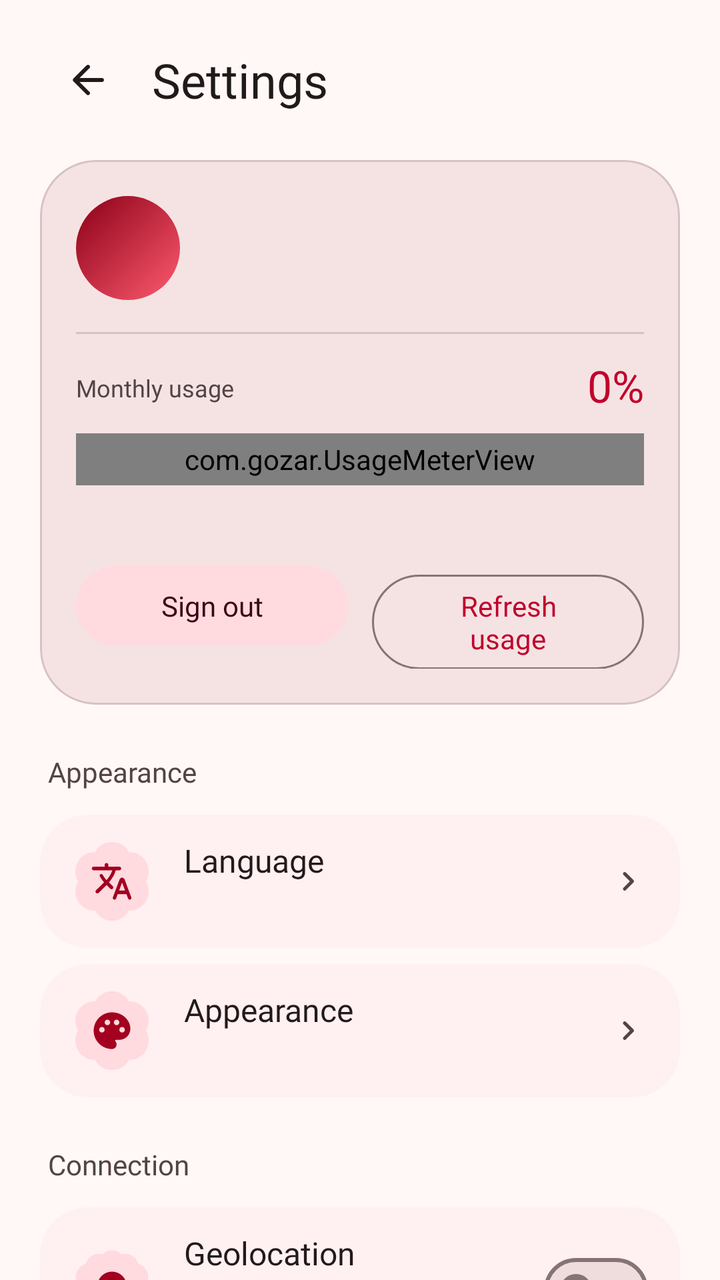
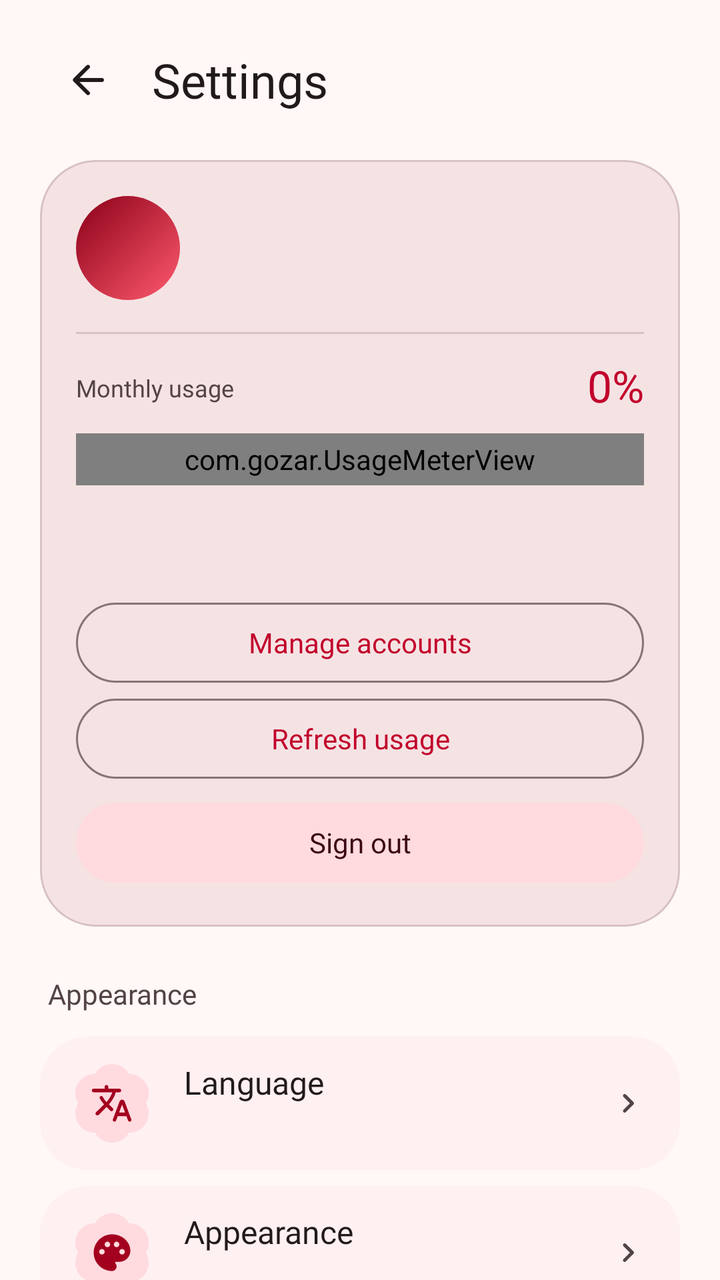

Screens rendered from an Android XML layout before and after an edit, with the pre-edit source and the edit as a unified diff.
<!-- AndroidManifest.xml: application theme AppTheme -->
<!-- res/layout/activity_settings.xml -->
<?xml version="1.0" encoding="utf-8"?>
<androidx.core.widget.NestedScrollView xmlns:android="http://schemas.android.com/apk/res/android"
    xmlns:app="http://schemas.android.com/apk/res-auto"
    android:layout_width="match_parent"
    android:layout_height="match_parent"
    android:clipToPadding="false"
    android:scrollbars="none">

    <LinearLayout
        android:layout_width="match_parent"
        android:layout_height="wrap_content"
        android:orientation="vertical"
        android:paddingStart="@dimen/screen_gutter"
        android:paddingTop="@dimen/sp_s"
        android:paddingEnd="@dimen/screen_gutter"
        android:paddingBottom="@dimen/sp_xxl">

        <LinearLayout
            android:layout_width="match_parent"
            android:layout_height="wrap_content"
            android:gravity="center_vertical"
            android:minHeight="64dp"
            android:orientation="horizontal">

            <ImageView
                android:id="@+id/btnBack"
                android:layout_width="48dp"
                android:layout_height="48dp"
                android:background="?attr/selectableItemBackgroundBorderless"
                android:clickable="true"
                android:contentDescription="@string/back"
                android:focusable="true"
                android:padding="12dp"
                android:src="@drawable/ic_arrow_left"
                app:tint="?attr/colorOnSurface" />

            <TextView
                android:layout_width="0dp"
                android:layout_height="wrap_content"
                android:layout_marginStart="@dimen/sp_s"
                android:layout_weight="1"
                android:text="@string/settings"
                android:textAppearance="@style/TextAppearance.Gozar.HeadlineSmall"
                android:textColor="?attr/colorOnSurface" />
        </LinearLayout>

        <com.google.android.material.card.MaterialCardView
            android:layout_width="match_parent"
            android:layout_height="wrap_content"
            android:layout_marginTop="@dimen/sp_s"
            app:cardBackgroundColor="?attr/colorSurfaceContainerHigh"
            app:cardCornerRadius="@dimen/card_radius"
            app:cardElevation="0dp">

            <LinearLayout
                android:layout_width="match_parent"
                android:layout_height="wrap_content"
                android:orientation="vertical"
                android:padding="18dp">

                <LinearLayout
                    android:layout_width="match_parent"
                    android:layout_height="wrap_content"
                    android:gravity="center_vertical"
                    android:orientation="horizontal">

                    <TextView
                        android:id="@+id/tvAccountInitial"
                        android:layout_width="52dp"
                        android:layout_height="52dp"
                        android:background="@drawable/bg_avatar_red"
                        android:gravity="center"
                        android:textColor="#FFFFFF"
                        android:textSize="20sp"
                        android:textStyle="bold" />

                    <LinearLayout style="@style/Gozar.Row.Text">

                        <TextView
                            android:id="@+id/tvAccountEmail"
                            style="@style/Gozar.Row.Title"
                            android:ellipsize="end"
                            android:maxLines="1" />

                        <TextView
                            android:id="@+id/tvAccountPlan"
                            style="@style/Gozar.Row.Subtitle" />
                    </LinearLayout>


                </LinearLayout>

                <View
                    android:layout_width="match_parent"
                    android:layout_height="1dp"
                    android:layout_marginTop="16dp"
                    android:background="?attr/colorOutlineVariant" />

                <LinearLayout
                    android:layout_width="match_parent"
                    android:layout_height="wrap_content"
                    android:layout_marginTop="14dp"
                    android:baselineAligned="true"
                    android:gravity="center_vertical"
                    android:orientation="horizontal">

                    <TextView
                        android:layout_width="0dp"
                        android:layout_height="wrap_content"
                        android:layout_weight="1"
                        android:text="@string/usage_month"
                        android:textAppearance="@style/TextAppearance.Gozar.LabelMedium"
                        android:textColor="?attr/colorOnSurfaceVariant" />

                    <TextView
                        android:id="@+id/tvUsagePercent"
                        android:layout_width="wrap_content"
                        android:layout_height="wrap_content"
                        android:includeFontPadding="false"
                        android:text="0%"
                        android:textAppearance="@style/TextAppearance.Gozar.TitleLarge"
                        android:textColor="?attr/colorPrimary"
                        android:textDirection="ltr" />
                </LinearLayout>

                <com.gozar.UsageMeterView
                    android:id="@+id/usageMeter"
                    android:layout_width="match_parent"
                    android:layout_height="26dp"
                    android:layout_marginTop="10dp" />

                <LinearLayout
                    android:layout_width="match_parent"
                    android:layout_height="wrap_content"
                    android:layout_marginTop="4dp"
                    android:orientation="horizontal">

                    <TextView
                        android:id="@+id/tvUsageUsed"
                        android:layout_width="0dp"
                        android:layout_height="wrap_content"
                        android:layout_weight="1"
                        android:textAppearance="@style/TextAppearance.Gozar.BodySmall"
                        android:textColor="?attr/colorOnSurfaceVariant" />

                    <TextView
                        android:id="@+id/tvUsageLeft"
                        android:layout_width="wrap_content"
                        android:layout_height="wrap_content"
                        android:textAppearance="@style/TextAppearance.Gozar.BodySmall"
                        android:textColor="?attr/colorPrimary" />
                </LinearLayout>

                <LinearLayout
                    android:layout_width="match_parent"
                    android:layout_height="wrap_content"
                    android:layout_marginTop="16dp"
                    android:orientation="horizontal">

                    <com.google.android.material.button.MaterialButton
                        android:id="@+id/btnSignOut"
                        style="@style/Widget.Material3.Button.TonalButton"
                        android:layout_width="0dp"
                        android:layout_height="wrap_content"
                        android:layout_weight="1"
                        android:text="@string/fox_sign_out" />

                    <com.google.android.material.button.MaterialButton
                        android:id="@+id/btnAccountRefresh"
                        style="@style/Widget.Material3.Button.OutlinedButton"
                        android:layout_width="0dp"
                        android:layout_height="wrap_content"
                        android:layout_marginStart="@dimen/sp_m"
                        android:layout_weight="1"
                        android:text="@string/account_refresh" />
                </LinearLayout>
            </LinearLayout>
        </com.google.android.material.card.MaterialCardView>

        <TextView
            style="@style/Gozar.Section"
            android:text="@string/visual" />

        <LinearLayout
            android:id="@+id/rowLang"
            style="@style/Gozar.Row">

            <ImageView
                style="@style/Gozar.Tile"
                android:background="@drawable/frame_flower"
                android:backgroundTint="@color/tile_container"
                android:contentDescription="@string/language"
                android:src="@drawable/ic_translate"
                app:tint="@color/tile_on_container" />

            <LinearLayout style="@style/Gozar.Row.Text">
                <TextView
                    style="@style/Gozar.Row.Title"
                    android:text="@string/language" />
                <TextView
                    android:id="@+id/tvLang"
                    style="@style/Gozar.Row.Subtitle" />
            </LinearLayout>
            <ImageView style="@style/Gozar.Row.Chevron" />
        </LinearLayout>

        <LinearLayout
            android:id="@+id/rowTheme"
            style="@style/Gozar.Row">

            <ImageView
                style="@style/Gozar.Tile"
                android:background="@drawable/frame_flower"
                android:backgroundTint="@color/tile_container"
                android:contentDescription="@string/theme"
                android:src="@drawable/ic_palette"
                app:tint="@color/tile_on_container" />

            <LinearLayout style="@style/Gozar.Row.Text">
                <TextView
                    style="@style/Gozar.Row.Title"
                    android:text="@string/theme" />
                <TextView
                    android:id="@+id/tvTheme"
                    style="@style/Gozar.Row.Subtitle" />
            </LinearLayout>
            <ImageView style="@style/Gozar.Row.Chevron" />
        </LinearLayout>

        <TextView
            style="@style/Gozar.Section"
            android:text="@string/connection_section" />

        <LinearLayout
            android:id="@+id/rowGeo"
            style="@style/Gozar.Row">

            <ImageView
                style="@style/Gozar.Tile"
                android:background="@drawable/frame_burst"
                android:backgroundTint="@color/tile_container"
                android:contentDescription="@string/geolocation"
                android:src="@drawable/ic_location"
                app:tint="@color/tile_on_container" />

            <LinearLayout style="@style/Gozar.Row.Text">
                <TextView
                    style="@style/Gozar.Row.Title"
                    android:text="@string/geolocation" />
                <TextView
                    style="@style/Gozar.Row.Subtitle"
                    android:text="@string/geolocation_desc" />
            </LinearLayout>
            <com.google.android.material.materialswitch.MaterialSwitch
                android:id="@+id/swGeo"
                android:layout_width="wrap_content"
                android:layout_height="wrap_content" />
        </LinearLayout>

        <LinearLayout
            android:id="@+id/rowRecents"
            style="@style/Gozar.Row">

            <ImageView
                style="@style/Gozar.Tile"
                android:background="@drawable/frame_hex"
                android:backgroundTint="@color/tile_container"
                android:contentDescription="@string/recents"
                android:src="@drawable/ic_time"
                app:tint="@color/tile_on_container" />

            <LinearLayout style="@style/Gozar.Row.Text">
                <TextView
                    style="@style/Gozar.Row.Title"
                    android:text="@string/recents" />
                <TextView
                    style="@style/Gozar.Row.Subtitle"
                    android:text="@string/recents_desc" />
            </LinearLayout>
            <com.google.android.material.materialswitch.MaterialSwitch
                android:id="@+id/swRecents"
                android:layout_width="wrap_content"
                android:layout_height="wrap_content" />
        </LinearLayout>

        <TextView
            style="@style/Gozar.Section"
            android:text="@string/about_section" />

        <LinearLayout
            android:id="@+id/rowUpdate"
            style="@style/Gozar.Row">

            <ImageView
                style="@style/Gozar.Tile"
                android:background="@drawable/frame_clover"
                android:backgroundTint="@color/tile_container"
                android:contentDescription="@string/check_updates"
                android:src="@drawable/ic_refresh"
                app:tint="@color/tile_on_container" />

            <LinearLayout style="@style/Gozar.Row.Text">
                <TextView
                    style="@style/Gozar.Row.Title"
                    android:text="@string/check_updates" />
                <TextView
                    android:id="@+id/tvUpdate"
                    style="@style/Gozar.Row.Subtitle" />
            </LinearLayout>
            <ImageView style="@style/Gozar.Row.Chevron" />
        </LinearLayout>

        <LinearLayout
            android:id="@+id/rowGithub"
            style="@style/Gozar.Row">

            <ImageView
                style="@style/Gozar.Tile"
                android:background="@drawable/frame_gem"
                android:backgroundTint="@color/tile_container"
                android:contentDescription="@string/project"
                android:src="@drawable/ic_published"
                app:tint="@color/tile_on_container" />

            <LinearLayout style="@style/Gozar.Row.Text">
                <TextView
                    style="@style/Gozar.Row.Title"
                    android:text="@string/project" />
                <TextView
                    style="@style/Gozar.Row.Subtitle"
                    android:text="@string/project_desc" />
            </LinearLayout>
            <ImageView style="@style/Gozar.Row.Chevron" />
        </LinearLayout>

        <LinearLayout
            android:id="@+id/rowAbout"
            style="@style/Gozar.Row">

            <ImageView
                style="@style/Gozar.Tile"
                android:background="@drawable/frame_puff"
                android:backgroundTint="@color/tile_container"
                android:contentDescription="@string/about"
                android:src="@drawable/ic_info"
                app:tint="@color/tile_on_container" />

            <LinearLayout style="@style/Gozar.Row.Text">
                <TextView
                    style="@style/Gozar.Row.Title"
                    android:text="@string/about" />
                <TextView
                    android:id="@+id/tvAbout"
                    style="@style/Gozar.Row.Subtitle" />
            </LinearLayout>
            <ImageView style="@style/Gozar.Row.Chevron" />
        </LinearLayout>


        <TextView
            style="@style/Gozar.Section"
            android:text="@string/advanced_section" />

        <LinearLayout
            android:id="@+id/rowRouting"
            style="@style/Gozar.Row">

            <ImageView
                style="@style/Gozar.Tile"
                android:background="@drawable/frame_gem"
                android:backgroundTint="@color/tile_container"
                android:contentDescription="@string/routing"
                android:src="@drawable/ic_alt_route"
                app:tint="@color/tile_on_container" />

            <LinearLayout style="@style/Gozar.Row.Text">
                <TextView
                    style="@style/Gozar.Row.Title"
                    android:text="@string/routing" />
                <TextView
                    android:id="@+id/tvRouting"
                    style="@style/Gozar.Row.Subtitle" />
            </LinearLayout>
            <ImageView style="@style/Gozar.Row.Chevron" />
        </LinearLayout>

        <LinearLayout
            android:id="@+id/rowChain"
            style="@style/Gozar.Row">

            <ImageView
                style="@style/Gozar.Tile"
                android:background="@drawable/frame_clover"
                android:backgroundTint="@color/tile_container"
                android:contentDescription="@string/chain"
                android:src="@drawable/ic_link"
                app:tint="@color/tile_on_container" />

            <LinearLayout style="@style/Gozar.Row.Text">
                <TextView
                    style="@style/Gozar.Row.Title"
                    android:text="@string/chain" />
                <TextView
                    android:id="@+id/tvChain"
                    style="@style/Gozar.Row.Subtitle" />
            </LinearLayout>
            <ImageView style="@style/Gozar.Row.Chevron" />
        </LinearLayout>

        <LinearLayout
            android:id="@+id/rowApps"
            style="@style/Gozar.Row">

            <ImageView
                style="@style/Gozar.Tile"
                android:background="@drawable/frame_hex"
                android:backgroundTint="@color/tile_container"
                android:contentDescription="@string/apps"
                android:src="@drawable/ic_apps"
                app:tint="@color/tile_on_container" />

            <LinearLayout style="@style/Gozar.Row.Text">
                <TextView
                    style="@style/Gozar.Row.Title"
                    android:text="@string/apps" />
                <TextView
                    android:id="@+id/tvApps"
                    style="@style/Gozar.Row.Subtitle" />
            </LinearLayout>
            <ImageView style="@style/Gozar.Row.Chevron" />
        </LinearLayout>

    </LinearLayout>
</androidx.core.widget.NestedScrollView>
<!-- resources referenced by this layout -->
<resources>
  <color name="tile_container">#FFDADF</color>
  <color name="tile_on_container">#A3001F</color>
  <dimen name="card_radius">28dp</dimen>
  <dimen name="screen_gutter">20dp</dimen>
  <dimen name="sp_m">12dp</dimen>
  <dimen name="sp_s">8dp</dimen>
  <dimen name="sp_xxl">24dp</dimen>
  <string name="about">About</string>
  <string name="about_section">About</string>
  <string name="apps">Apps in the tunnel</string>
  <string name="back">Back</string>
  <string name="chain">Proxy chain</string>
  <string name="fox_sign_out">Sign out</string>
  <string name="geolocation">Geolocation</string>
  <string name="geolocation_desc">Use the network location for the map</string>
  <string name="language">Language</string>
  <string name="project">Project</string>
  <string name="recents">Recent servers</string>
  <string name="routing">Smart routing</string>
  <string name="settings">Settings</string>
  <string name="theme">Appearance</string>
  <string name="visual">Appearance</string>
  <style name="Gozar.Row" parent="">
          <item name="android:layout_width">match_parent</item>
          <item name="android:layout_height">wrap_content</item>
          <item name="android:layout_marginTop">@dimen/row_gap</item>
          <item name="android:minHeight">@dimen/row_height</item>
          <item name="android:gravity">center_vertical</item>
          <item name="android:orientation">horizontal</item>
          <item name="android:paddingStart">@dimen/row_pad_start</item>
          <item name="android:paddingEnd">@dimen/row_pad_end</item>
          <item name="android:paddingTop">@dimen/sp_m</item>
          <item name="android:paddingBottom">@dimen/sp_m</item>
          <item name="android:background">@drawable/row_card</item>
          <item name="android:clickable">true</item>
          <item name="android:focusable">true</item>
          <item name="android:foreground">?attr/selectableItemBackground</item>
      </style>
  <dimen name="row_gap">8dp</dimen>
  <dimen name="row_height">64dp</dimen>
  <dimen name="row_pad_start">16dp</dimen>
  <dimen name="row_pad_end">16dp</dimen>
  <dimen name="sp_l">16dp</dimen>
  <dimen name="sp_xs">4dp</dimen>
  <dimen name="tile_size">40dp</dimen>
  <color name="m3_primary">#C1002B</color>
  <color name="m3_on_primary">#FFFFFF</color>
  <color name="m3_secondary">#8A4A50</color>
  <color name="m3_on_secondary">#FFFFFF</color>
  <color name="m3_tertiary">#8A5000</color>
  <color name="m3_on_tertiary">#FFFFFF</color>
  <color name="m3_error">#B3261E</color>
  <color name="m3_on_error">#FFFFFF</color>
  <color name="m3_surface">#FFF8F6</color>
  <color name="m3_on_surface">#211A1B</color>
  <color name="m3_surface_bright">#FFF8F6</color>
  <color name="m3_surface_dim">#E8D6D7</color>
  <color name="m3_outline">#857375</color>
  <color name="m3_ripple">#1FC1002B</color>
  <dimen name="tile_radius">12dp</dimen>
  <!-- unchanged entries left out for length: 81 -->
</resources>

<!-- the commit's change to res/layout/activity_settings.xml (unified diff, before → after) -->
@@ -80,7 +80,9 @@
                             android:id="@+id/tvAccountEmail"
                             style="@style/Gozar.Row.Title"
                             android:ellipsize="end"
-                            android:maxLines="1" />
+                            android:maxLines="1"
+                            android:textAlignment="viewStart"
+                            android:textDirection="ltr" />
 
                         <TextView
                             android:id="@+id/tvAccountPlan"
@@ -129,50 +131,51 @@
                     android:layout_height="26dp"
                     android:layout_marginTop="10dp" />
 
-                <LinearLayout
+                <TextView
+                    android:id="@+id/tvUsageUsed"
+                    android:layout_width="match_parent"
+                    android:layout_height="wrap_content"
+                    android:layout_marginTop="6dp"
+                    android:textAlignment="viewStart"
+                    android:textAppearance="@style/TextAppearance.Gozar.BodySmall"
+                    android:textColor="?attr/colorOnSurfaceVariant" />
+
+                <TextView
+                    android:id="@+id/tvUsageLeft"
                     android:layout_width="match_parent"
                     android:layout_height="wrap_content"
                     android:layout_marginTop="4dp"
-                    android:orientation="horizontal">
-
-                    <TextView
-                        android:id="@+id/tvUsageUsed"
-                        android:layout_width="0dp"
+                    android:textAlignment="viewStart"
+                    android:textAppearance="@style/TextAppearance.Gozar.BodySmall"
+                    android:textColor="?attr/colorPrimary" />
+
+                <LinearLayout
+                    android:layout_width="match_parent"
+                    android:layout_height="wrap_content"
+                    android:layout_marginTop="12dp"
+                    android:orientation="vertical">
+
+                    <com.google.android.material.button.MaterialButton
+                        android:id="@+id/btnAccounts"
+                        style="@style/Widget.Material3.Button.OutlinedButton"
+                        android:layout_width="match_parent"
                         android:layout_height="wrap_content"
-                        android:layout_weight="1"
-                        android:textAppearance="@style/TextAppearance.Gozar.BodySmall"
-                        android:textColor="?attr/colorOnSurfaceVariant" />
-
-                    <TextView
-                        android:id="@+id/tvUsageLeft"
-                        android:layout_width="wrap_content"
+                        android:text="@string/manage_accounts" />
+
+                    <com.google.android.material.button.MaterialButton
+                        android:id="@+id/btnAccountRefresh"
+                        style="@style/Widget.Material3.Button.OutlinedButton"
+                        android:layout_width="match_parent"
                         android:layout_height="wrap_content"
-                        android:textAppearance="@style/TextAppearance.Gozar.BodySmall"
-                        android:textColor="?attr/colorPrimary" />
-                </LinearLayout>
-
-                <LinearLayout
-                    android:layout_width="match_parent"
-                    android:layout_height="wrap_content"
-                    android:layout_marginTop="16dp"
-                    android:orientation="horizontal">
+                        android:text="@string/account_refresh" />
 
                     <com.google.android.material.button.MaterialButton
                         android:id="@+id/btnSignOut"
                         style="@style/Widget.Material3.Button.TonalButton"
-                        android:layout_width="0dp"
+                        android:layout_width="match_parent"
                         android:layout_height="wrap_content"
-                        android:layout_weight="1"
+                        android:layout_marginTop="4dp"
                         android:text="@string/fox_sign_out" />
-
-                    <com.google.android.material.button.MaterialButton
-                        android:id="@+id/btnAccountRefresh"
-                        style="@style/Widget.Material3.Button.OutlinedButton"
-                        android:layout_width="0dp"
-                        android:layout_height="wrap_content"
-                        android:layout_marginStart="@dimen/sp_m"
-                        android:layout_weight="1"
-                        android:text="@string/account_refresh" />
                 </LinearLayout>
             </LinearLayout>
         </com.google.android.material.card.MaterialCardView>
@@ -430,5 +433,32 @@
             <ImageView style="@style/Gozar.Row.Chevron" />
         </LinearLayout>
 
+        <TextView
+            style="@style/Gozar.Section"
+            android:text="@string/donate_section" />
+
+        <LinearLayout
+            android:id="@+id/rowDonate"
+            style="@style/Gozar.Row">
+
+            <ImageView
+                style="@style/Gozar.Tile"
+                android:background="@drawable/frame_flower"
+                android:backgroundTint="@color/tile_container"
+                android:contentDescription="@string/donate_section"
+                android:src="@drawable/ic_heart"
+                app:tint="@color/tile_on_container" />
+
+            <LinearLayout style="@style/Gozar.Row.Text">
+                <TextView
+                    style="@style/Gozar.Row.Title"
+                    android:text="@string/donate_section" />
+                <TextView
+                    style="@style/Gozar.Row.Subtitle"
+                    android:text="@string/donate_desc" />
+            </LinearLayout>
+            <ImageView style="@style/Gozar.Row.Chevron" />
+        </LinearLayout>
+
     </LinearLayout>
 </androidx.core.widget.NestedScrollView>
<!-- resource entries referenced after the edit -->
@@ -5,17 +5,41 @@
   <dimen name="card_radius">28dp</dimen>
   <dimen name="screen_gutter">20dp</dimen>
   <dimen name="sp_m">12dp</dimen>
+  <!-- drawable ripple_row (drawable) -->
+  <?xml version="1.0" encoding="utf-8"?>
+  <ripple xmlns:android="http://schemas.android.com/apk/res/android"
+      android:color="?attr/colorControlHighlight">
+      <item android:id="@android:id/mask">
+          <shape android:shape="rectangle">
+              <solid android:color="@android:color/white" />
+              <corners android:radius="24dp" />
+          </shape>
+      </item>
+  </ripple>
   <dimen name="sp_s">8dp</dimen>
   <dimen name="sp_xxl">24dp</dimen>
+  <!-- drawable ic_heart (drawable) -->
+  <vector xmlns:android="http://schemas.android.com/apk/res/android"
+      android:width="24dp"
+      android:height="24dp"
+      android:viewportWidth="24"
+      android:viewportHeight="24">
+      <path
+          android:fillColor="#FFFFFFFF"
+          android:pathData="M12,21.35l-1.45,-1.32C5.4,15.36 2,12.28 2,8.5 2,5.42 4.42,3 7.5,3c1.74,0 3.41,0.81 4.5,2.09C13.09,3.81 14.76,3 16.5,3 19.58,3 22,5.42 22,8.5c0,3.78 -3.4,6.86 -8.55,11.54z" />
+  </vector>
   <string name="about">About</string>
   <string name="about_section">About</string>
   <string name="apps">Apps in the tunnel</string>
   <string name="back">Back</string>
   <string name="chain">Proxy chain</string>
+  <string name="donate_desc">Support development with TON</string>
+  <string name="donate_section">Support Gozar</string>
   <string name="fox_sign_out">Sign out</string>
   <string name="geolocation">Geolocation</string>
-  <string name="geolocation_desc">Use the network location for the map</string>
+  <string name="geolocation_desc">Use the mobile network country for the map; no GPS lookup</string>
   <string name="language">Language</string>
+  <string name="manage_accounts">Manage accounts</string>
   <string name="project">Project</string>
   <string name="recents">Recent servers</string>
   <string name="routing">Smart routing</string>
@@ -36,7 +60,7 @@
           <item name="android:background">@drawable/row_card</item>
           <item name="android:clickable">true</item>
           <item name="android:focusable">true</item>
-          <item name="android:foreground">?attr/selectableItemBackground</item>
+          <item name="android:foreground">@drawable/ripple_row</item>
       </style>
   <dimen name="row_gap">8dp</dimen>
   <dimen name="row_height">64dp</dimen>
